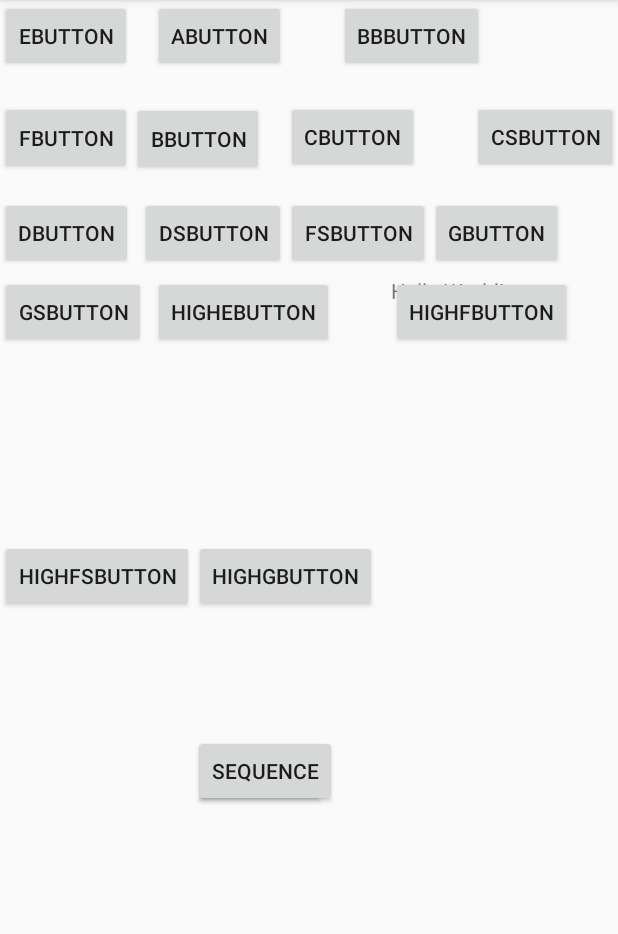
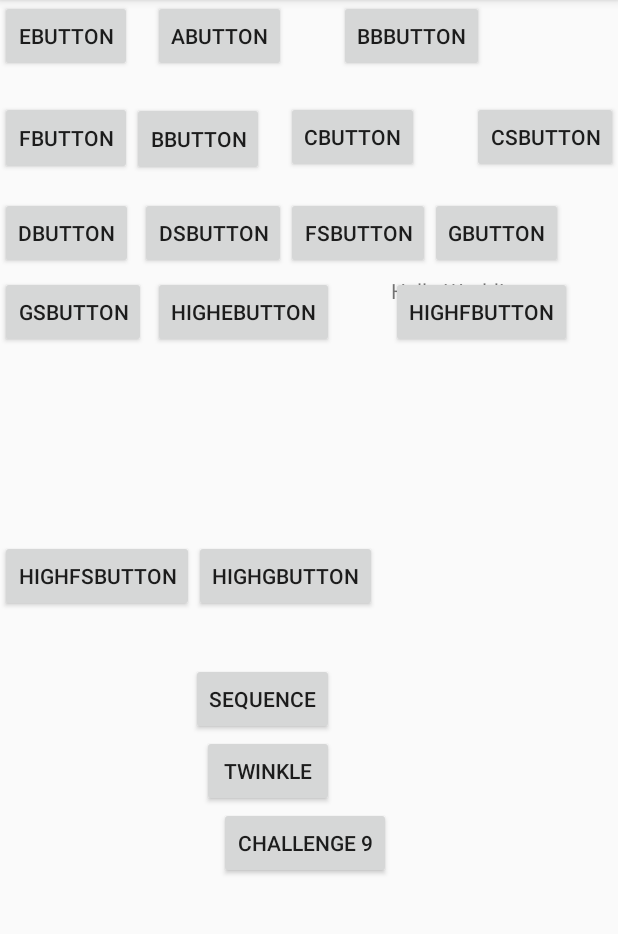
Before and after one commit to DHS-CP/Synthesizer_Edge_Lee_Sumardy_Sobol, an Android app: the screen it shows after launch (SynthesizerActivity), on a phone screen of 412 x 824 dp, the part 84-1018 px from its top. Run offline under Robolectric (Android 15) with nearby library versions, the phone set to English and light mode, and no system bars; 1 statement that could not run was skipped.

Commit message:
Add Challenge 9

```diff
--- a/Synthesizer/app/src/main/res/layout/activity_synthesizer.xml
+++ b/Synthesizer/app/src/main/res/layout/activity_synthesizer.xml
@@ -18,7 +18,9 @@
         app:layout_constraintLeft_toLeftOf="parent"
         app:layout_constraintRight_toRightOf="parent"
         app:layout_constraintTop_toTopOf="parent"
-        android:id="@+id/textView" />
+        android:id="@+id/textView"
+        android:layout_alignParentRight="true"
+        android:layout_marginRight="76dp" />
 
     <Button
         android:id="@+id/eButton"
@@ -38,7 +40,8 @@
         android:layout_marginTop="19dp"
         android:onClick="onButton2Click"
         android:text="@string/button2"
-        tools:layout_editor_absoluteX="0dp" />
+        tools:layout_editor_absoluteX="0dp"
+        android:layout_alignParentLeft="true" />
 
     <Button
         android:id="@+id/aButton"
@@ -49,7 +52,9 @@
         android:layout_toEndOf="@+id/eButton"
         android:onClick="onButton3Click"
         android:text="@string/button3"
-        tools:layout_editor_absoluteX="0dp" />
+        tools:layout_editor_absoluteX="0dp"
+        android:layout_marginLeft="14dp"
+        android:layout_toRightOf="@+id/eButton" />
 
     <Button
         android:id="@+id/bButton"
@@ -60,7 +65,8 @@
         android:layout_toEndOf="@+id/fButton"
         android:onClick="onButton4Click"
         android:text="@string/button4"
-        tools:layout_editor_absoluteX="0dp" />
+        tools:layout_editor_absoluteX="0dp"
+        android:layout_toRightOf="@+id/fButton" />
 
     <Button
         android:id="@+id/bbButton"
@@ -70,7 +76,9 @@
         android:layout_alignEnd="@+id/textView"
         android:onClick="onButton5Click"
         android:layout_marginEnd="13dp"
-        android:text="@string/button5" />
+        android:text="@string/button5"
+        android:layout_alignRight="@+id/textView"
+        android:layout_marginRight="13dp" />
 
     <Button
         android:id="@+id/cButton"
@@ -79,7 +87,8 @@
         android:layout_alignTop="@+id/fButton"
         android:layout_toEndOf="@+id/aButton"
         android:onClick="onButton6Click"
-        android:text="@string/button6" />
+        android:text="@string/button6"
+        android:layout_toRightOf="@+id/aButton" />
 
     <Button
         android:id="@+id/csButton"
@@ -89,7 +98,8 @@
         android:layout_alignBottom="@+id/cButton"
         android:layout_alignParentEnd="true"
         android:onClick="onButton7Click"
-        android:text="@string/button7" />
+        android:text="@string/button7"
+        android:layout_alignParentRight="true" />
 
     <Button
         android:id="@+id/dButton"
@@ -99,7 +109,8 @@
         android:layout_below="@+id/bButton"
         android:layout_marginTop="14dp"
         android:onClick="onButton8Click"
-        android:text="@string/button8" />
+        android:text="@string/button8"
+        android:layout_alignParentLeft="true" />
 
     <Button
         android:id="@+id/dsButton"
@@ -109,7 +120,8 @@
         android:layout_alignBottom="@+id/dButton"
         android:layout_toStartOf="@+id/cButton"
         android:onClick="onButton9Click"
-        android:text="@string/button9" />
+        android:text="@string/button9"
+        android:layout_toLeftOf="@+id/cButton" />
 
     <Button
         android:id="@+id/fsButton"
@@ -119,7 +131,8 @@
         android:layout_alignBottom="@+id/dsButton"
         android:layout_toEndOf="@+id/dsButton"
         android:onClick="onButton10Click"
-        android:text="@string/button10" />
+        android:text="@string/button10"
+        android:layout_toRightOf="@+id/dsButton" />
 
     <Button
         android:id="@+id/gButton"
@@ -129,7 +142,8 @@
         android:layout_alignBottom="@+id/fsButton"
         android:layout_toEndOf="@+id/fsButton"
         android:onClick="onButton11Click"
-        android:text="@string/button11" />
+        android:text="@string/button11"
+        android:layout_toRightOf="@+id/fsButton" />
 
     <Button
         android:id="@+id/gsButton"
@@ -138,7 +152,8 @@
         android:layout_alignParentStart="true"
         android:layout_alignTop="@+id/textView"
         android:onClick="onButton12Click"
-        android:text="@string/button12" />
+        android:text="@string/button12"
+        android:layout_alignParentLeft="true" />
 
     <Button
         android:id="@+id/higheButton"
@@ -148,7 +163,8 @@
         android:layout_alignBottom="@+id/gsButton"
         android:layout_alignStart="@+id/aButton"
         android:onClick="onButton13Click"
-        android:text="@string/button13" />
+        android:text="@string/button13"
+        android:layout_alignLeft="@+id/aButton" />
 
     <Button
         android:id="@+id/highfButton"
@@ -157,7 +173,8 @@
         android:layout_alignStart="@+id/textView"
         android:layout_alignTop="@+id/textView"
         android:onClick="onButton14Click"
-        android:text="@string/button14" />
+        android:text="@string/button14"
+        android:layout_alignLeft="@+id/textView" />
 
     <Button
         android:id="@+id/highfsButton"
@@ -166,7 +183,8 @@
         android:layout_alignParentStart="true"
         android:layout_centerVertical="true"
         android:onClick="onButton15Click"
-        android:text="@string/button15" />
+        android:text="@string/button15"
+        android:layout_alignParentLeft="true" />
 
     <Button
         android:id="@+id/highgButton"
@@ -175,25 +193,36 @@
         android:layout_alignTop="@+id/highfsButton"
         android:layout_toEndOf="@+id/highfsButton"
         android:onClick="onButton16Click"
-        android:text="@string/button16" />
+        android:text="@string/button16"
+        android:layout_toRightOf="@+id/highfsButton" />
 
     <Button
         android:id="@+id/twinkle"
         android:layout_width="wrap_content"
         android:layout_height="wrap_content"
-        android:layout_alignStart="@+id/highgButton"
-        android:layout_below="@+id/highfsButton"
-        android:layout_marginTop="82dp"
+        android:layout_alignEnd="@+id/higheButton"
+        android:layout_alignRight="@+id/higheButton"
+        android:layout_below="@+id/Sequence"
         android:text="@string/button17" />
 
-        <Button
+    <Button
         android:id="@+id/Sequence"
         android:layout_width="wrap_content"
         android:layout_height="wrap_content"
-        android:layout_alignStart="@+id/highgButton"
+        android:layout_alignEnd="@+id/higheButton"
+        android:layout_alignRight="@+id/higheButton"
         android:layout_below="@+id/highfsButton"
-        android:layout_marginTop="82dp"
+        android:layout_marginTop="34dp"
         android:text="@string/button19" />
+
+    <Button
+        android:id="@+id/challenge9"
+        android:layout_width="wrap_content"
+        android:layout_height="wrap_content"
+        android:layout_below="@+id/twinkle"
+        android:layout_toLeftOf="@+id/highfButton"
+        android:layout_toStartOf="@+id/highfButton"
+        android:text="@string/button18" />
 
 
 </RelativeLayout>
```
